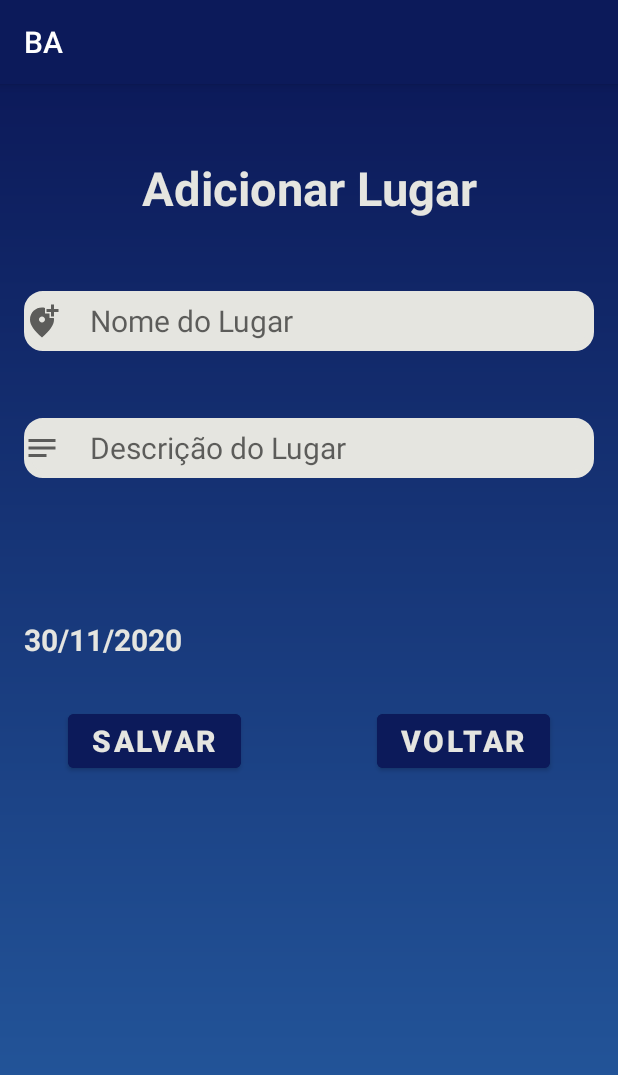
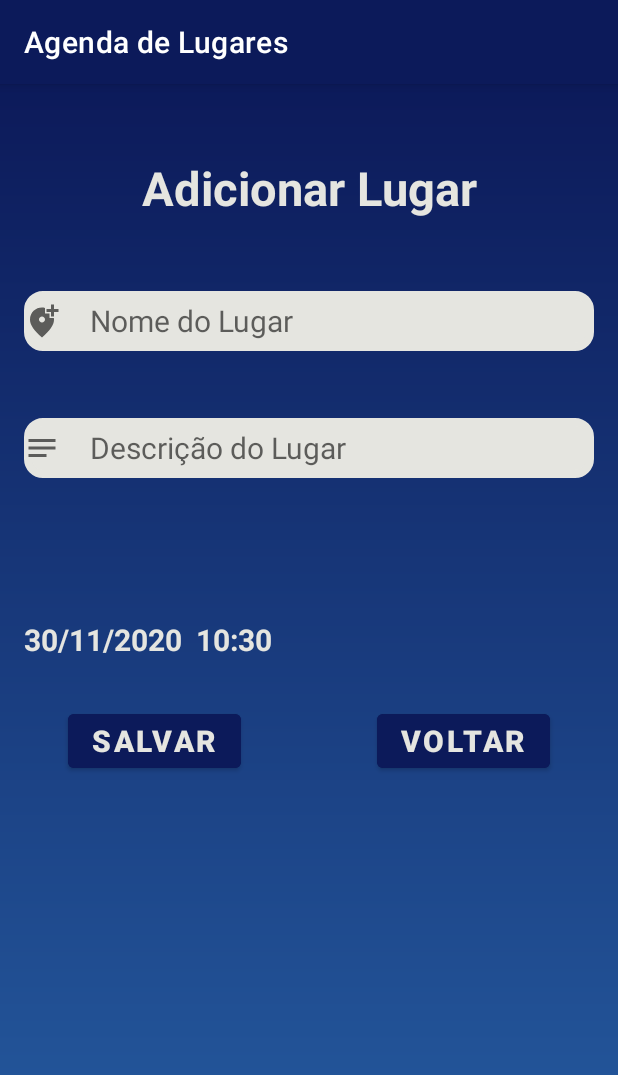
Before and after one commit to Ramon-Barbosa-Bouzon/ProjetoLugar, an Android app: the screen it shows after launch (CadastroLugar), after a tap on "ADICIONAR NOVO LUGAR", on a phone screen of 412 x 824 dp. Shown: the top 1075 px of the screen. Run offline under Robolectric (Android 15) with nearby library versions, the light colour scheme and no system bars; our stand-ins replace Firebase (no records; nobody signed in at launch, a user with empty details on screens opened directly).

Commit message:
Quase pronto para Expo

```diff
--- a/app/src/main/java/com/ramon/projeto_localizacao/model/ListLocalizacaoAdapter.java
+++ b/app/src/main/java/com/ramon/projeto_localizacao/model/ListLocalizacaoAdapter.java
@@ -28,6 +28,8 @@ import com.ramon.projeto_localizacao.R;
 import com.ramon.projeto_localizacao.ui.CadastroLugar;
 import com.ramon.projeto_localizacao.ui.MainActivity;
 
+import org.w3c.dom.Text;
+
 import java.text.SimpleDateFormat;
 import java.util.Calendar;
 import java.util.EventListener;
@@ -39,12 +41,6 @@ public class ListLocalizacaoAdapter extends RecyclerView.Adapter {
 
     Context context;
     private List<Lugar> lugar;
-
-
-
-    private Calendar calendar;
-    private SimpleDateFormat dateFormat;
-    private String data;
     private DatabaseReference mDatabase;
 
 
@@ -128,7 +124,6 @@ public class ListLocalizacaoAdapter extends RecyclerView.Adapter {
 
             builder.setView(layout);
 
-            // Set up the buttons
             builder.setNegativeButton("Cancel", new DialogInterface.OnClickListener() {
                 @Override
                 public void onClick(DialogInterface dialog, int which) {
@@ -153,7 +148,6 @@ public class ListLocalizacaoAdapter extends RecyclerView.Adapter {
                         }else {
                             notifyItemChanged(getAdapterPosition());
                             mDatabase.child(key).setValue(lugar.get(getAdapterPosition()));
-                            mDatabase.child(key);
                             mDatabase.push();
                         }
                     }
@@ -197,7 +191,5 @@ public class ListLocalizacaoAdapter extends RecyclerView.Adapter {
 
             return false;
         }
-
     }
-
 }
--- a/app/src/main/java/com/ramon/projeto_localizacao/model/Lugar.java
+++ b/app/src/main/java/com/ramon/projeto_localizacao/model/Lugar.java
@@ -76,4 +76,5 @@ public class Lugar implements Comparable <Lugar>, Serializable {
     public int compareTo(Lugar lugar) {
         return this.DataCadastro.compareTo(lugar.DataCadastro);
     }
+
 }
--- a/app/src/main/java/com/ramon/projeto_localizacao/ui/CadastroLugar.java
+++ b/app/src/main/java/com/ramon/projeto_localizacao/ui/CadastroLugar.java
@@ -41,9 +41,7 @@ public class CadastroLugar extends AppCompatActivity {
     private Calendar calendar;
     private SimpleDateFormat dateFormat;
     private String data;
-
     private DatabaseReference mDatabase;
-
 
     @Override
     protected void onCreate(Bundle savedInstanceState) {
@@ -54,7 +52,7 @@ public class CadastroLugar extends AppCompatActivity {
 
         calendar = Calendar.getInstance();
 
-        dateFormat = new SimpleDateFormat("dd/MM/yyyy");
+        dateFormat = new SimpleDateFormat("dd/MM/yyyy  HH:mm");
         data = dateFormat.format(calendar.getTime());
         dataLugar = findViewById(R.id.dataTextView);
         dataLugar.setText(data);
--- a/app/src/main/res/values/strings.xml
+++ b/app/src/main/res/values/strings.xml
@@ -1,11 +1,8 @@
 <resources>
-    <string name="app_name">BA</string>
+    <string name="app_name">Agenda de Lugares</string>
     <string name="no_gps_no_app">Para registrar um lugar e necessario o GPS</string>
     <string name="data_nome">%s data de registro: %s</string>
     <string name="data_atual">Data atual: %s</string>
     <string name="Lat_long">Latitude: %2f Longitude: %2f</string>
-    <string name="Cancelar">Cancelar</string>
-    <string name="Salvar">Salvar</string>
-    <string name="Tex">Deseja deletar?</string>
 
 </resources>
```
